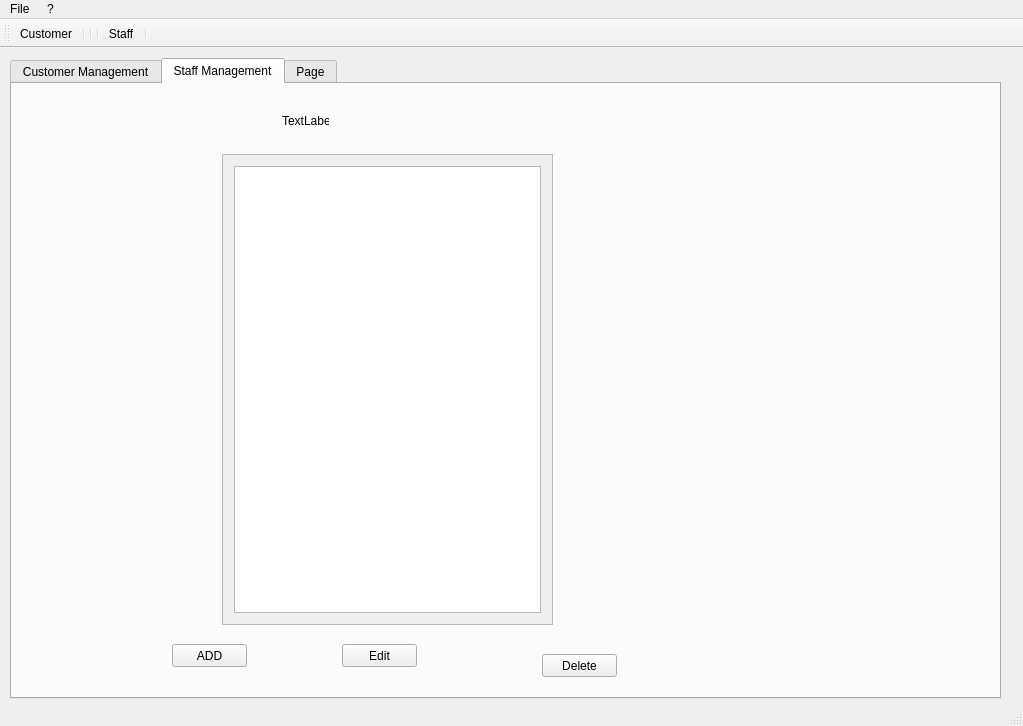
Old version of the form applicationcentrale.ui in the repository kakeAbdoulaye/qt_Project_Customer.
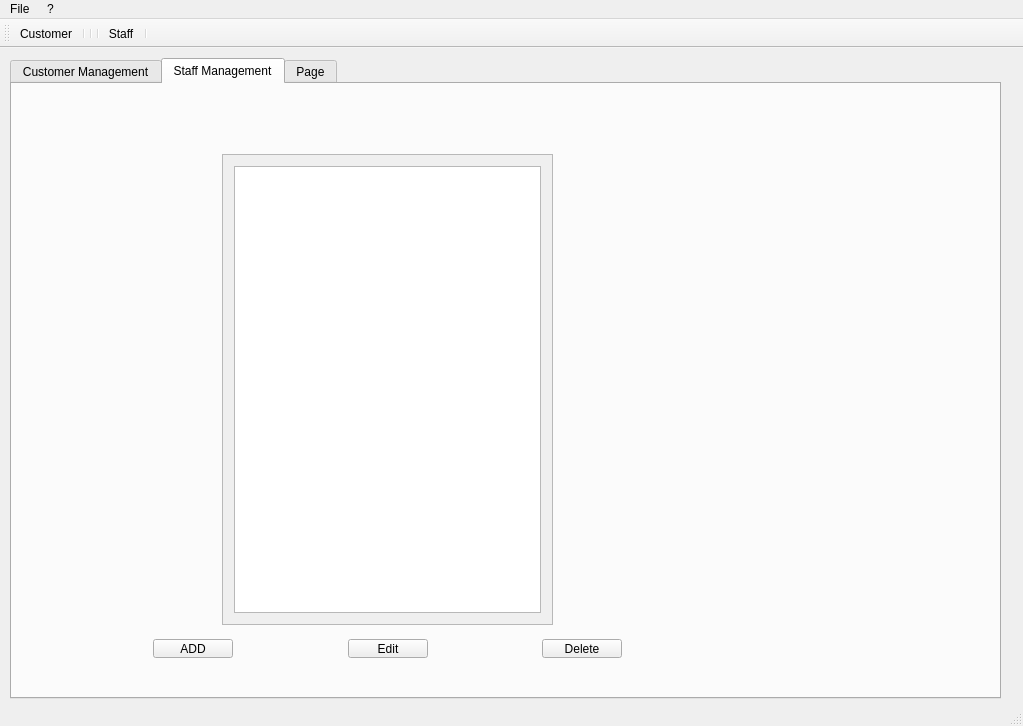
New version of the form. The open tabs and pages were chosen to show the change. Icons and pictures are not drawn.

```diff
--- a/applicationcentrale.ui
+++ b/applicationcentrale.ui
@@ -281,58 +281,6 @@
      <attribute name="title">
       <string>Staff Management</string>
      </attribute>
-     <widget class="QLabel" name="label_6">
-      <property name="geometry">
-       <rect>
-        <x>270</x>
-        <y>30</y>
-        <width>47</width>
-        <height>13</height>
-       </rect>
-      </property>
-      <property name="text">
-       <string>TextLabel</string>
-      </property>
-     </widget>
-     <widget class="QPushButton" name="Button_AddPerson">
-      <property name="geometry">
-       <rect>
-        <x>160</x>
-        <y>560</y>
-        <width>75</width>
-        <height>23</height>
-       </rect>
-      </property>
-      <property name="text">
-       <string>ADD</string>
-      </property>
-     </widget>
-     <widget class="QPushButton" name="Button_EditPerson">
-      <property name="geometry">
-       <rect>
-        <x>330</x>
-        <y>560</y>
-        <width>75</width>
-        <height>23</height>
-       </rect>
-      </property>
-      <property name="text">
-       <string>Edit</string>
-      </property>
-     </widget>
-     <widget class="QPushButton" name="Button_Delete">
-      <property name="geometry">
-       <rect>
-        <x>530</x>
-        <y>570</y>
-        <width>75</width>
-        <height>23</height>
-       </rect>
-      </property>
-      <property name="text">
-       <string>Delete</string>
-      </property>
-     </widget>
      <widget class="QScrollArea" name="scrollAreaTreePerson">
       <property name="geometry">
        <rect>
@@ -368,6 +316,65 @@
        </layout>
       </widget>
      </widget>
+     <widget class="QWidget" name="">
+      <property name="geometry">
+       <rect>
+        <x>130</x>
+        <y>544</y>
+        <width>491</width>
+        <height>41</height>
+       </rect>
+      </property>
+      <layout class="QGridLayout" name="gridLayout_3">
+       <item row="0" column="0">
+        <widget class="QPushButton" name="Button_AddPerson">
+         <property name="text">
+          <string>ADD</string>
+         </property>
+        </widget>
+       </item>
+       <item row="0" column="1">
+        <spacer name="horizontalSpacer">
+         <property name="orientation">
+          <enum>Qt::Horizontal</enum>
+         </property>
+         <property name="sizeHint" stdset="0">
+          <size>
+           <width>78</width>
+           <height>20</height>
+          </size>
+         </property>
+        </spacer>
+       </item>
+       <item row="0" column="2">
+        <widget class="QPushButton" name="Button_EditPerson">
+         <property name="text">
+          <string>Edit</string>
+         </property>
+        </widget>
+       </item>
+       <item row="0" column="3">
+        <spacer name="horizontalSpacer_2">
+         <property name="orientation">
+          <enum>Qt::Horizontal</enum>
+         </property>
+         <property name="sizeHint" stdset="0">
+          <size>
+           <width>68</width>
+           <height>20</height>
+          </size>
+         </property>
+        </spacer>
+       </item>
+       <item row="0" column="4">
+        <widget class="QPushButton" name="Button_Delete">
+         <property name="text">
+          <string>Delete</string>
+         </property>
+        </widget>
+       </item>
+      </layout>
+     </widget>
     </widget>
     <widget class="QWidget" name="tab_3">
      <attribute name="title">
```
Left out of the diff: 111 changed lines with no effect on the pictures.
